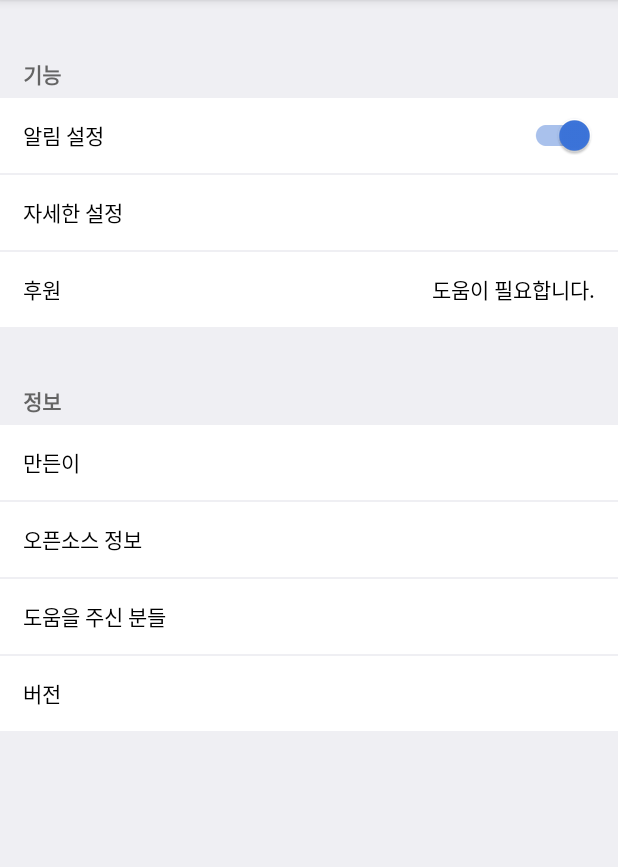
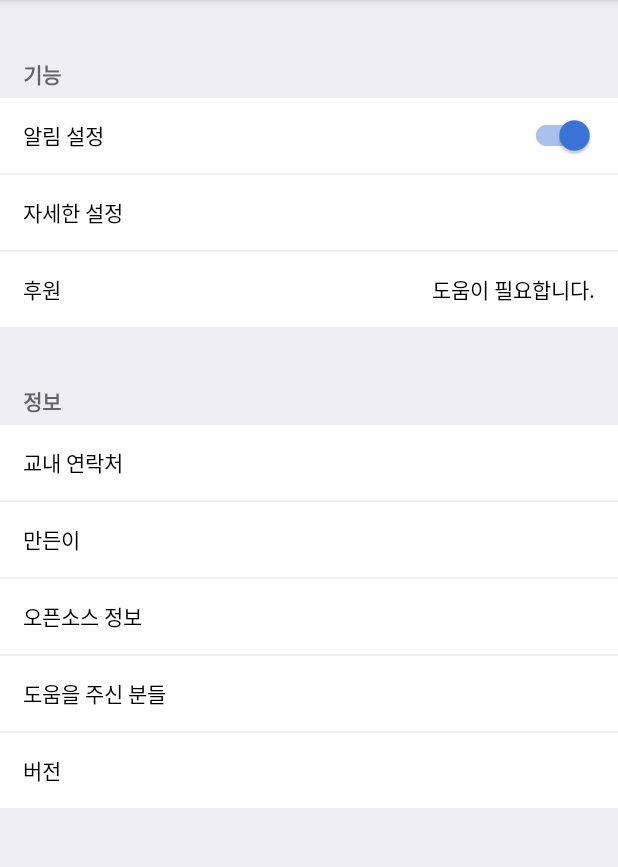
Before and after one commit to cbw1030/GachonNoti-android, an Android app: the fragment SettingFragment shown on its own in the app's theme, on a phone screen of 412 x 824 dp, the part 84-951 px from its top. Run offline under Robolectric (Android 15) with nearby library versions, the phone set to English and light mode, and no system bars; our stand-ins replace CircleImageView; network calls fail; 2 statements that could not run were skipped.

Commit message:
20190702/6:57PM

```diff
--- a/app/src/main/java/io/wiffy/gachonNoti/ui/main/setting/SettingContract.kt
+++ b/app/src/main/java/io/wiffy/gachonNoti/ui/main/setting/SettingContract.kt
@@ -3,6 +3,9 @@ package io.wiffy.gachonNoti.ui.main.setting
 interface SettingContract {
     interface View {
         fun changeView()
+        fun executeTask(query:String)
+        fun builderUp()
+        fun builderDismissAndContactUp()
     }
 
     interface Presenter {
--- a/app/src/main/java/io/wiffy/gachonNoti/ui/main/setting/SettingFragment.kt
+++ b/app/src/main/java/io/wiffy/gachonNoti/ui/main/setting/SettingFragment.kt
@@ -2,14 +2,19 @@ package io.wiffy.gachonNoti.ui.main.setting
 
 import android.annotation.SuppressLint
 import android.app.AlertDialog
+import android.app.Dialog
 import android.content.Intent
 import android.content.res.ColorStateList
 import android.net.Uri
 import android.os.Build
 import android.os.Bundle
+import android.os.Handler
+import android.os.Looper
 import android.view.LayoutInflater
 import android.view.View
 import android.view.ViewGroup
+import android.view.WindowManager
+import android.widget.ArrayAdapter
 import android.widget.Toast
 import androidx.core.app.NotificationManagerCompat
 import androidx.fragment.app.Fragment
@@ -23,8 +28,15 @@ import kotlinx.android.synthetic.main.fragment_setting.view.*
 class SettingFragment : Fragment(), SettingContract.View {
     lateinit var myView: View
     lateinit var mPresenter: SettingPresenter
+    lateinit var builder: Dialog
+
     override fun onCreateView(inflater: LayoutInflater, container: ViewGroup?, savedInstanceState: Bundle?): View? {
         myView = inflater.inflate(R.layout.fragment_setting, container, false)
+        builder = Dialog(activity!!)
+        builder.setContentView(R.layout.builder)
+        builder.setCancelable(false)
+        builder.setCanceledOnTouchOutside(false)
+        builder.window?.setBackgroundDrawableResource(android.R.color.transparent)
         mPresenter = SettingPresenter(this)
         mPresenter.initPresent()
 
@@ -114,8 +126,15 @@ class SettingFragment : Fragment(), SettingContract.View {
             ) { _, _ -> }
             builder.show()
         }
+        myView.calling.setOnClickListener {
+            val builder = ContactDialog(context!!, this)
+            builder.show()
+        }
 
+    }
 
+    override fun executeTask(query: String) {
+        ContactAsyncTask(this).execute()
     }
 
     fun themeChanger() {
@@ -140,6 +159,18 @@ class SettingFragment : Fragment(), SettingContract.View {
         myView.notiSwitch.trackTintList = ColorStateList(themeColorArray, lightColor)
     }
 
+    override fun builderUp() {
+        Handler(Looper.getMainLooper()).post {
+            builder.show()
+        }
+    }
+
+    override fun builderDismissAndContactUp() {
+        Handler(Looper.getMainLooper()).post {
+            builder.dismiss()
+        }
+    }
+
     @SuppressLint("ApplySharedPref")
     private fun setOn() {
         Util.notifiSet = true
--- a/app/src/main/res/layout/fragment_searcher.xml
+++ b/app/src/main/res/layout/fragment_searcher.xml
@@ -10,6 +10,7 @@
             android:layout_marginTop="10dp"
             android:layout_alignParentTop="true"
             android:layout_marginStart="20dp"
+            android:layout_marginBottom="-10dp"
             android:id="@+id/tables"
             android:visibility="gone"
             android:layout_width="match_parent"
@@ -17,6 +18,7 @@
         <TextView
                 android:id="@+id/semester"
                 android:layout_alignParentTop="true"
+                android:layout_marginStart="3dp"
                 android:text="2019년 1학기"
                 android:textSize="11sp"
                 android:layout_width="wrap_content"
--- a/app/src/main/res/layout/fragment_setting.xml
+++ b/app/src/main/res/layout/fragment_setting.xml
@@ -80,6 +80,7 @@
             <TableRow>
                 <View android:layout_height="1dp" android:layout_width="match_parent"/>
             </TableRow>
+
             <TableRow>
                 <RelativeLayout
                         android:id="@+id/money"
@@ -123,6 +124,29 @@
                             android:layout_marginStart="15dp"
                     />
                 </RelativeLayout>
+            </TableRow>
+            <TableRow>
+                <RelativeLayout
+                        android:id="@+id/calling"
+                        android:clickable="true"
+                        android:focusable="true"
+                        android:layout_width="match_parent"
+                        android:background="@drawable/setting_button"
+                >
+                    <TextView
+                            android:layout_alignParentStart="true"
+                            android:layout_width="wrap_content"
+                            android:layout_height="50dp"
+                            android:gravity="center"
+                            android:text="@string/calling"
+                            android:textColor="@color/BLACK"
+                            android:layout_marginStart="15dp"
+                    />
+
+                </RelativeLayout>
+            </TableRow>
+            <TableRow>
+                <View android:layout_height="1dp" android:layout_width="match_parent"/>
             </TableRow>
 
             <TableRow>
--- a/app/src/main/res/values/strings.xml
+++ b/app/src/main/res/values/strings.xml
@@ -18,6 +18,7 @@
     <string name="details">자세한 설정</string>
     <string name="maker">만든이</string>
     <string name="source">오픈소스 정보</string>
+    <string name="calling">교내 연락처</string>
     <string name="searcher">강의실 시간표 검색</string>
     <string name="open">https://github.com/jhy/jsoup\n
         https://github.com/81813780/AVLoadingIndicatorView\n
```
Also changed, not shown: app/src/main/java/io/wiffy/gachonNoti/ui/main/setting/ContactAsyncTask.kt (added, +19 -0 lines), app/src/main/java/io/wiffy/gachonNoti/ui/main/setting/ContactDialog.kt (added, +44 -0 lines), app/src/main/res/layout/activity_main.xml (+0 -10 lines), app/src/main/res/layout/activity_webview.xml (+0 -10 lines), app/src/main/res/layout/dialog_contact.xml (added, +74 -0 lines).
